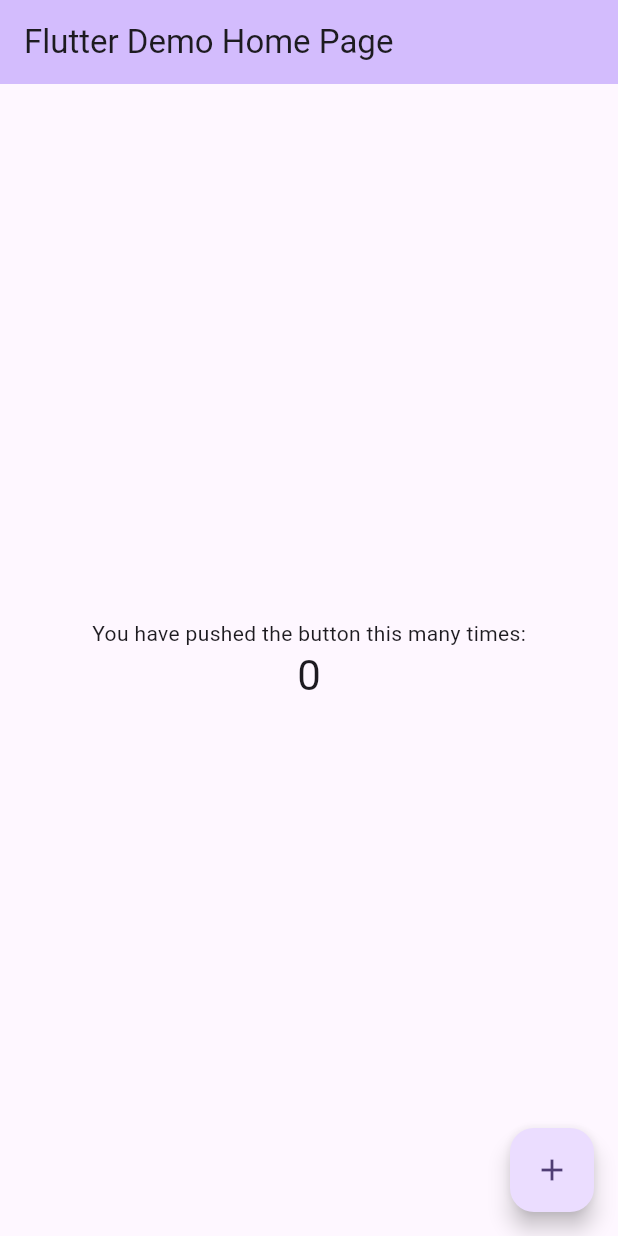
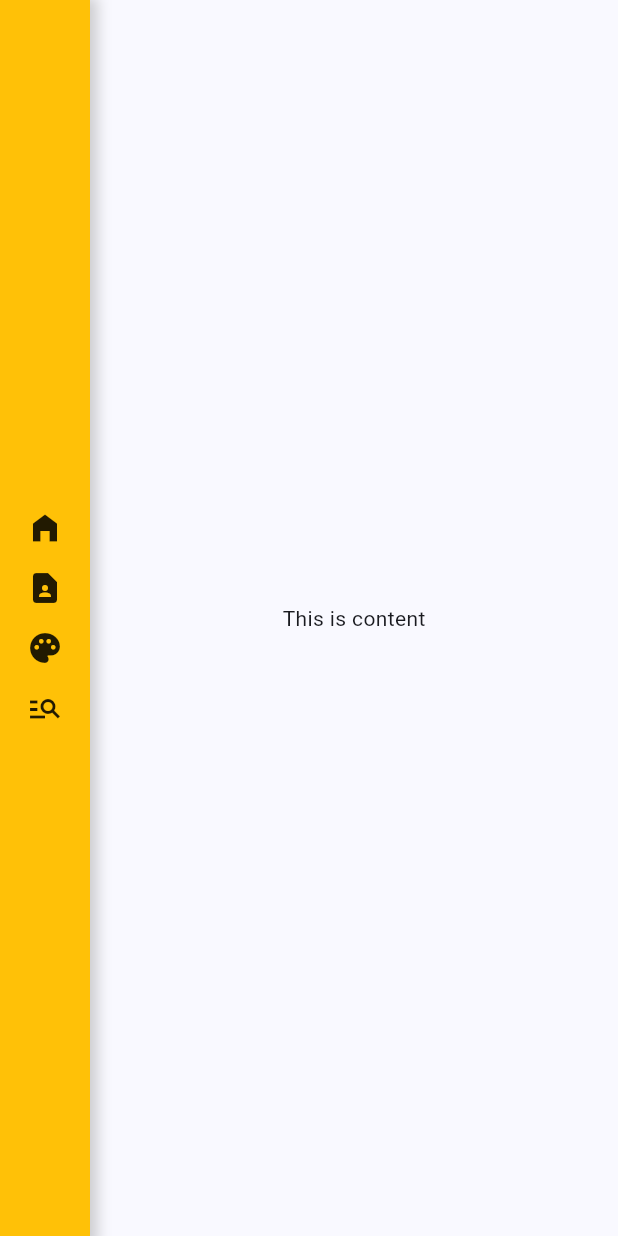
Before and after one commit to Khanin-devmode/pps_pos, a Flutter app: the screen it shows after launch, on a phone screen of 412 x 824 dp. Run offline on Flutter 3.47's test engine with Material 2 defaults, Android fonts, the light colour scheme and no system bars.

Commit message:
app structure

```diff
--- a/lib/main.dart
+++ b/lib/main.dart
@@ -7,119 +7,67 @@ void main() {
 class MyApp extends StatelessWidget {
   const MyApp({super.key});
 
-  // This widget is the root of your application.
   @override
   Widget build(BuildContext context) {
     return MaterialApp(
       title: 'Flutter Demo',
       theme: ThemeData(
-        // This is the theme of your application.
-        //
-        // TRY THIS: Try running your application with "flutter run". You'll see
-        // the application has a blue toolbar. Then, without quitting the app,
-        // try changing the seedColor in the colorScheme below to Colors.green
-        // and then invoke "hot reload" (save your changes or press the "hot
-        // reload" button in a Flutter-supported IDE, or press "r" if you used
-        // the command line to start the app).
-        //
-        // Notice that the counter didn't reset back to zero; the application
-        // state is not lost during the reload. To reset the state, use hot
-        // restart instead.
-        //
-        // This works for code too, not just values: Most code changes can be
-        // tested with just a hot reload.
-        colorScheme: ColorScheme.fromSeed(seedColor: Colors.deepPurple),
+        colorScheme: ColorScheme.fromSeed(seedColor: Colors.blueAccent),
         useMaterial3: true,
       ),
-      home: const MyHomePage(title: 'Flutter Demo Home Page'),
+      home: const MyHomePage(),
     );
   }
 }
 
 class MyHomePage extends StatefulWidget {
-  const MyHomePage({super.key, required this.title});
-
-  // This widget is the home page of your application. It is stateful, meaning
-  // that it has a State object (defined below) that contains fields that affect
-  // how it looks.
-
-  // This class is the configuration for the state. It holds the values (in this
-  // case the title) provided by the parent (in this case the App widget) and
-  // used by the build method of the State. Fields in a Widget subclass are
-  // always marked "final".
-
-  final String title;
+  const MyHomePage({
+    super.key,
+  });
 
   @override
   State<MyHomePage> createState() => _MyHomePageState();
 }
 
 class _MyHomePageState extends State<MyHomePage> {
-  int _counter = 0;
-
-  void _incrementCounter() {
-    setState(() {
-      // This call to setState tells the Flutter framework that something has
-      // changed in this State, which causes it to rerun the build method below
-      // so that the display can reflect the updated values. If we changed
-      // _counter without calling setState(), then the build method would not be
-      // called again, and so nothing would appear to happen.
-      _counter++;
-    });
-  }
-
   @override
   Widget build(BuildContext context) {
-    // This method is rerun every time setState is called, for instance as done
-    // by the _incrementCounter method above.
-    //
-    // The Flutter framework has been optimized to make rerunning build methods
-    // fast, so that you can just rebuild anything that needs updating rather
-    // than having to individually change instances of widgets.
-    return Scaffold(
-      appBar: AppBar(
-        // TRY THIS: Try changing the color here to a specific color (to
-        // Colors.amber, perhaps?) and trigger a hot reload to see the AppBar
-        // change color while the other colors stay the same.
-        backgroundColor: Theme.of(context).colorScheme.inversePrimary,
-        // Here we take the value from the MyHomePage object that was created by
-        // the App.build method, and use it to set our appbar title.
-        title: Text(widget.title),
+    return SafeArea(
+      child: Scaffold(
+        body: Row(children: [
+          Container(
+            decoration: BoxDecoration(
+              color: Colors.amber,
+              boxShadow: [
+                BoxShadow(
+                  color: Colors.grey.withOpacity(0.5),
+                  spreadRadius: 5,
+                  blurRadius: 7,
+                  offset: Offset(0, 3), // changes position of shadow
+                )
+              ],
+            ),
+            width: 60,
+            child: const Column(
+              mainAxisAlignment: MainAxisAlignment.center,
+              children: [
+                Icon(Icons.home_filled),
+                SizedBox(height: 16),
+                Icon(Icons.contact_page),
+                SizedBox(height: 16),
+                Icon(Icons.palette),
+                SizedBox(height: 16),
+                Icon(Icons.manage_search_outlined),
+              ],
+            ),
+          ),
+          const Expanded(
+            child: Center(
+              child: Text('This is content'),
+            ),
+          )
+        ]),
       ),
-      body: Center(
-        // Center is a layout widget. It takes a single child and positions it
-        // in the middle of the parent.
-        child: Column(
-          // Column is also a layout widget. It takes a list of children and
-          // arranges them vertically. By default, it sizes itself to fit its
-          // children horizontally, and tries to be as tall as its parent.
-          //
-          // Column has various properties to control how it sizes itself and
-          // how it positions its children. Here we use mainAxisAlignment to
-          // center the children vertically; the main axis here is the vertical
-          // axis because Columns are vertical (the cross axis would be
-          // horizontal).
-          //
-          // TRY THIS: Invoke "debug painting" (choose the "Toggle Debug Paint"
-          // action in the IDE, or press "p" in the console), to see the
-          // wireframe for each widget.
-          mainAxisAlignment: MainAxisAlignment.center,
-          children: <Widget>[
-            const Text(
-              'You have pushed the button this many times:',
-            ),
-            Text(
-              '$_counter',
-              style: Theme.of(context).textTheme.headlineMedium,
-            ),
-          ],
-        ),
-      ),
-      floatingActionButton: FloatingActionButton(
-        onPressed: _incrementCounter,
-        tooltip: 'Increment',
-        child: const Icon(Icons.add),
-      ), // This trailing comma makes auto-formatting nicer for build methods.
     );
   }
 }
```
